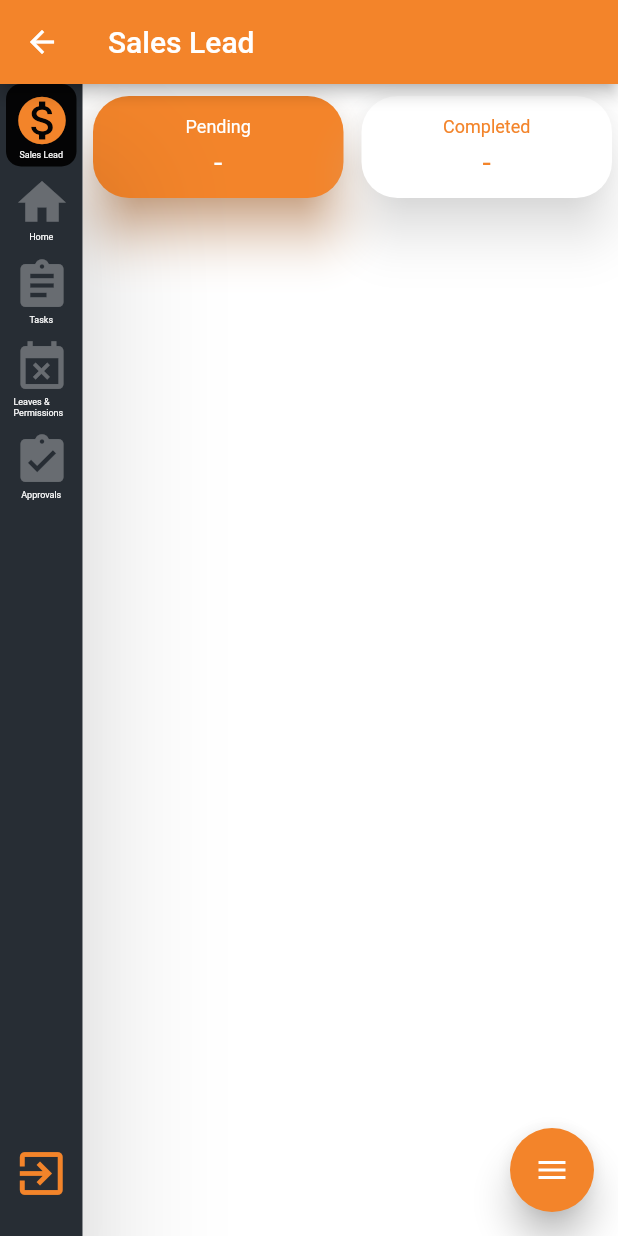
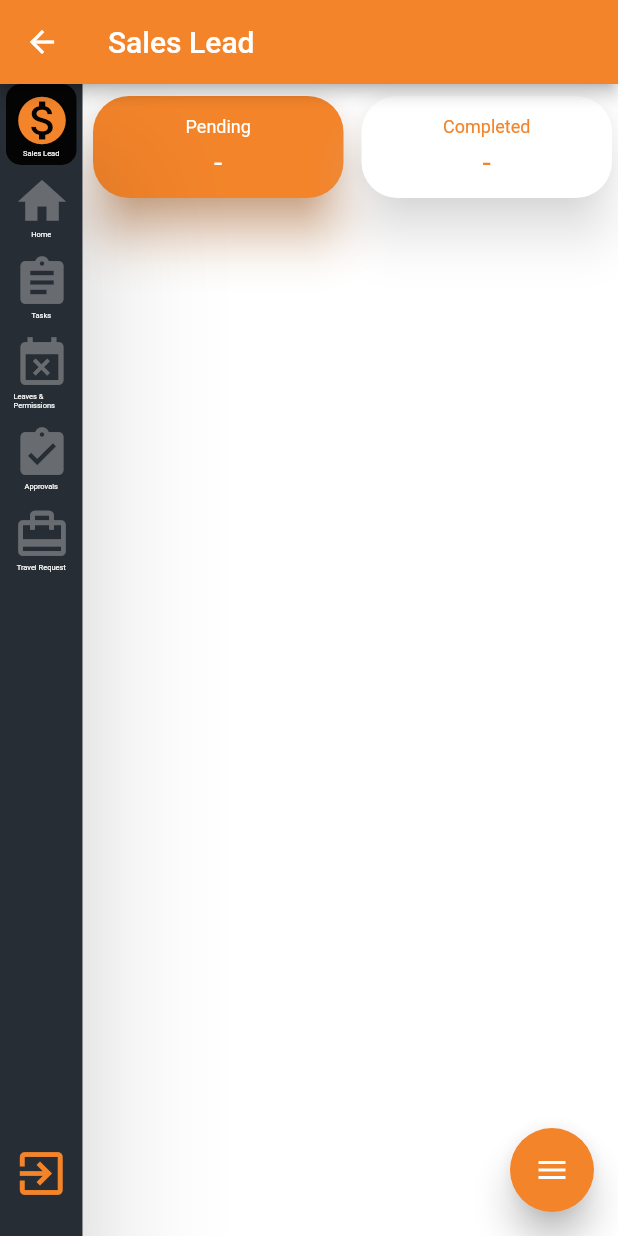
Before and after one commit to EswarVarma91/e-biz-3.0, a Flutter app: the SalesLead screen opened directly, after a tap on "Sales Lead", on a phone screen of 412 x 824 dp. Run offline on Flutter 3.47's test engine with Material 2 defaults, Android fonts, the phone set to English and light mode, and no system bars; drawn by our look-alikes of flutter_speed_dial; our stand-ins replace connectivity, dio, flutter_datetime_picker, fluttertoast, google_maps_flutter, location and 3 more; missing offline and left inert: draggable_scrollbar; accounts and stored records are empty; network calls fail.

Commit message:
travel new funtionality

```diff
--- a/lib/commonDrawer/CollapsingListTile.dart
+++ b/lib/commonDrawer/CollapsingListTile.dart
@@ -49,7 +49,7 @@ class _CollapsingListTileState extends State<CollapsingListTile> {
                 crossAxisAlignment: WrapCrossAlignment.center,
                 alignment: WrapAlignment.center,
                 direction: Axis.horizontal,
-                children: <Widget>[Text(widget.title,style: TextStyle(fontSize: 6,color: Colors.white),)])
+                children: <Widget>[Text(widget.title,style: TextStyle(fontSize: 5,color: Colors.white),)])
           ],
         ),
       ),
--- a/lib/commonDrawer/CollapsingNavigationDrawer.dart
+++ b/lib/commonDrawer/CollapsingNavigationDrawer.dart
@@ -6,6 +6,7 @@ import 'package:eaglebiz/functionality/location/MapsActivity.dart';
 import 'package:eaglebiz/functionality/permissions/Permissions.dart';
 import 'package:eaglebiz/functionality/salesLead/SalesLead.dart';
 import 'package:eaglebiz/functionality/taskPlanner/TaskPlanner.dart';
+import 'package:eaglebiz/functionality/travel/TravelRequestList.dart';
 import 'package:eaglebiz/model/NavigationModel.dart';
 import 'package:flutter/cupertino.dart';
 import 'package:flutter/material.dart';
@@ -43,6 +44,7 @@ class CollapsingNavigationDrawerState extends State<CollapsingNavigationDrawer>
     NavigationModel(title: "Tasks", icon: Icons.assignment),
     NavigationModel(title: "Leaves & Permissions", icon: Icons.event_busy),
     NavigationModel(title: "Approvals", icon: Icons.assignment_turned_in),
+    NavigationModel(title: "Travel Request",icon:Icons.card_travel),
 //    NavigationModel(title: "Location", icon: Icons.location_searching),
   ];
 
@@ -52,6 +54,7 @@ class CollapsingNavigationDrawerState extends State<CollapsingNavigationDrawer>
     NavigationModel(title: "Sales Lead", icon: Icons.monetization_on),
     NavigationModel(title: "Tasks", icon: Icons.assignment),
     NavigationModel(title: "Approvals", icon: Icons.assignment_turned_in),
+    NavigationModel(title: "Travel Request",icon:Icons.card_travel)
 //    NavigationModel(title: "Location", icon: Icons.location_searching),
 
   ];
@@ -62,6 +65,7 @@ class CollapsingNavigationDrawerState extends State<CollapsingNavigationDrawer>
     NavigationModel(title: "Tasks", icon: Icons.assignment),
     NavigationModel(title: "Leaves & Permissions", icon: Icons.event_busy),
     NavigationModel(title: "Approvals", icon: Icons.assignment_turned_in),
+    NavigationModel(title: "Travel Request",icon:Icons.card_travel)
 //    NavigationModel(title: "Location", icon: Icons.location_searching),
 
   ];
@@ -73,6 +77,7 @@ class CollapsingNavigationDrawerState extends State<CollapsingNavigationDrawer>
     NavigationModel(title: "Sales Lead", icon: Icons.monetization_on),
     NavigationModel(title: "Leaves & Permissions", icon: Icons.event_busy),
     NavigationModel(title: "Approvals", icon: Icons.assignment_turned_in),
+    NavigationModel(title: "Travel Request",icon:Icons.card_travel)
 //    NavigationModel(title: "Location", icon: Icons.location_searching),
   ];
 
@@ -82,6 +87,7 @@ class CollapsingNavigationDrawerState extends State<CollapsingNavigationDrawer>
     NavigationModel(title: "Sales Lead", icon: Icons.monetization_on),
     NavigationModel(title: "Tasks", icon: Icons.assignment),
     NavigationModel(title: "Leaves & Permissions", icon: Icons.event_busy),
+    NavigationModel(title: "Travel Request",icon:Icons.card_travel)
 //    NavigationModel(title: "Location", icon: Icons.location_searching,),
   ];
   List<NavigationModel> navigationItemsLocation = [
@@ -90,6 +96,7 @@ class CollapsingNavigationDrawerState extends State<CollapsingNavigationDrawer>
     NavigationModel(title: "Sales Lead", icon: Icons.monetization_on),
     NavigationModel(title: "Tasks", icon: Icons.assignment),
     NavigationModel(title: "Leaves & Permissions", icon: Icons.event_busy),
+    NavigationModel(title: "Travel Request",icon:Icons.card_travel)
 //    NavigationModel(title: "Approvals", icon: Icons.assignment_turned_in),
   ];
 
@@ -210,6 +217,12 @@ class CollapsingNavigationDrawerState extends State<CollapsingNavigationDrawer>
                           Fluttertoast.showToast(msg: "You dont have a Permission");
                         }
                       }
+                      else if(listMain[counter].title=="Travel Request"){
+                       var navigator = Navigator.of(context);
+                          navigator.push(
+                            MaterialPageRoute(builder: (BuildContext context) => TravelRequestList()),
+                          );
+                      }
                     },
                     isSelected: currentSelectedIndex == counter,
                     icon: listMain[counter].icon,
```
Also changed, not shown: lib/functionality/travel/AddTravelRequest.dart (added, +16 -0 lines), lib/functionality/travel/TravelRequestList.dart (added, +28 -0 lines).
